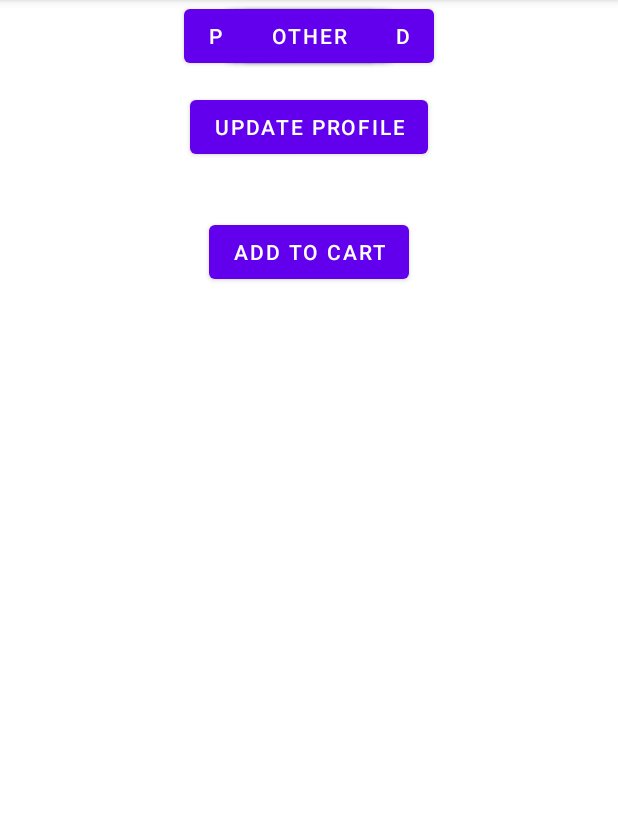
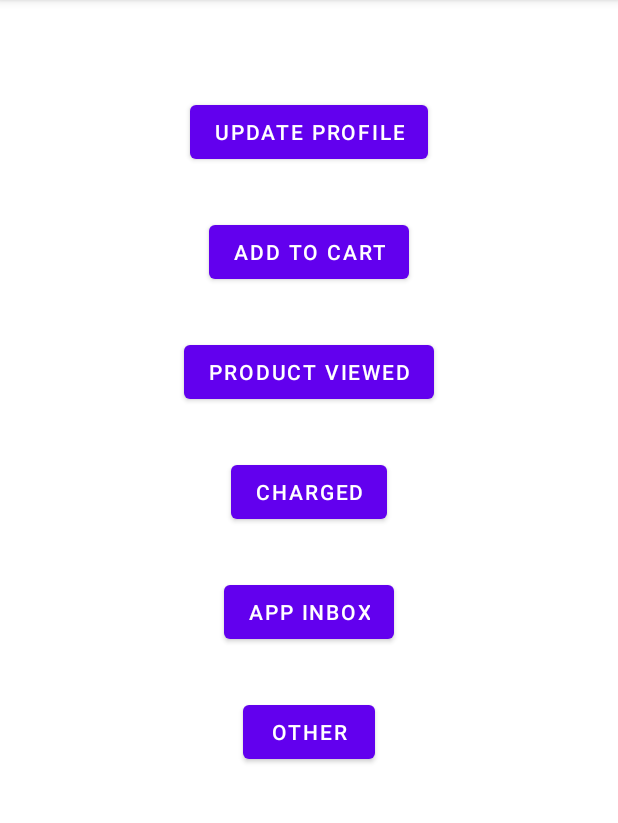
Before and after one commit to SaiCSE/SaiCleverTapDemoAndroidApp, an Android app: the HomeActivity screen opened directly, with no data from a screen before it, on a phone screen of 412 x 824 dp, the part 84-907 px from its top. Run offline under Robolectric (Android 15) with nearby library versions, the phone set to English and light mode, and no system bars; libraries missing offline, so code that uses them is left out: com.clevertap.android; 1 statement that could not run was skipped.

Commit message:
Corrected UI

```diff
--- a/app/src/main/res/layout/activity_home.xml
+++ b/app/src/main/res/layout/activity_home.xml
@@ -2,7 +2,6 @@
 <androidx.constraintlayout.widget.ConstraintLayout xmlns:android="http://schemas.android.com/apk/res/android"
     xmlns:app="http://schemas.android.com/apk/res-auto"
     xmlns:tools="http://schemas.android.com/tools"
-    android:id="@+id/charged"
     android:layout_width="match_parent"
     android:layout_height="match_parent"
     tools:context=".HomeActivity">
@@ -11,56 +10,62 @@
         android:id="@+id/update_profile"
         android:layout_width="wrap_content"
         android:layout_height="wrap_content"
+        android:layout_marginTop="64dp"
         android:text="Update Profile"
-        app:layout_constraintBottom_toBottomOf="parent"
         app:layout_constraintEnd_toEndOf="parent"
         app:layout_constraintStart_toStartOf="parent"
-        app:layout_constraintTop_toTopOf="parent"
-        app:layout_constraintVertical_bias="0.084" />
+        app:layout_constraintTop_toTopOf="parent" />
 
     <Button
         android:id="@+id/add_to_cart"
         android:layout_width="wrap_content"
         android:layout_height="wrap_content"
-        android:layout_marginTop="144dp"
+        android:layout_marginTop="32dp"
         android:text="Add to Cart"
         app:layout_constraintEnd_toEndOf="@+id/update_profile"
         app:layout_constraintStart_toStartOf="@+id/update_profile"
-        app:layout_constraintTop_toTopOf="parent" />
+        app:layout_constraintTop_toBottomOf="@+id/update_profile" />
 
     <Button
         android:id="@+id/product_view"
         android:layout_width="wrap_content"
         android:layout_height="wrap_content"
+        android:layout_marginTop="32dp"
         android:text="Product Viewed"
         app:layout_constraintEnd_toEndOf="@+id/add_to_cart"
         app:layout_constraintStart_toStartOf="@+id/add_to_cart"
-        tools:layout_editor_absoluteY="234dp" />
+        app:layout_constraintTop_toBottomOf="@+id/add_to_cart" />
 
     <Button
-        android:id="@+id/button4"
+        android:id="@+id/charged"
         android:layout_width="wrap_content"
         android:layout_height="wrap_content"
+        android:layout_marginTop="32dp"
         android:text="Charged"
         app:layout_constraintEnd_toEndOf="@+id/product_view"
         app:layout_constraintStart_toStartOf="@+id/product_view"
-        tools:layout_editor_absoluteY="322dp" />
+        app:layout_constraintTop_toBottomOf="@+id/product_view" />
 
     <Button
         android:id="@+id/App_Inbox"
         android:layout_width="wrap_content"
         android:layout_height="wrap_content"
+        android:layout_marginTop="32dp"
         android:text="App Inbox"
-        app:layout_constraintEnd_toEndOf="@+id/button4"
-        app:layout_constraintStart_toStartOf="@+id/button4"
-        tools:layout_editor_absoluteY="420dp" />
+        app:layout_constraintEnd_toEndOf="@+id/charged"
+        app:layout_constraintStart_toStartOf="@+id/charged"
+        app:layout_constraintTop_toBottomOf="@+id/charged" />
+
 
     <Button
         android:id="@+id/Other"
         android:layout_width="wrap_content"
         android:layout_height="wrap_content"
+        android:layout_marginTop="32dp"
         android:text="Other"
         app:layout_constraintEnd_toEndOf="@+id/App_Inbox"
         app:layout_constraintStart_toStartOf="@+id/App_Inbox"
-        tools:layout_editor_absoluteY="507dp" />
+        app:layout_constraintTop_toBottomOf="@+id/App_Inbox" />
+
+
 </androidx.constraintlayout.widget.ConstraintLayout>
```
